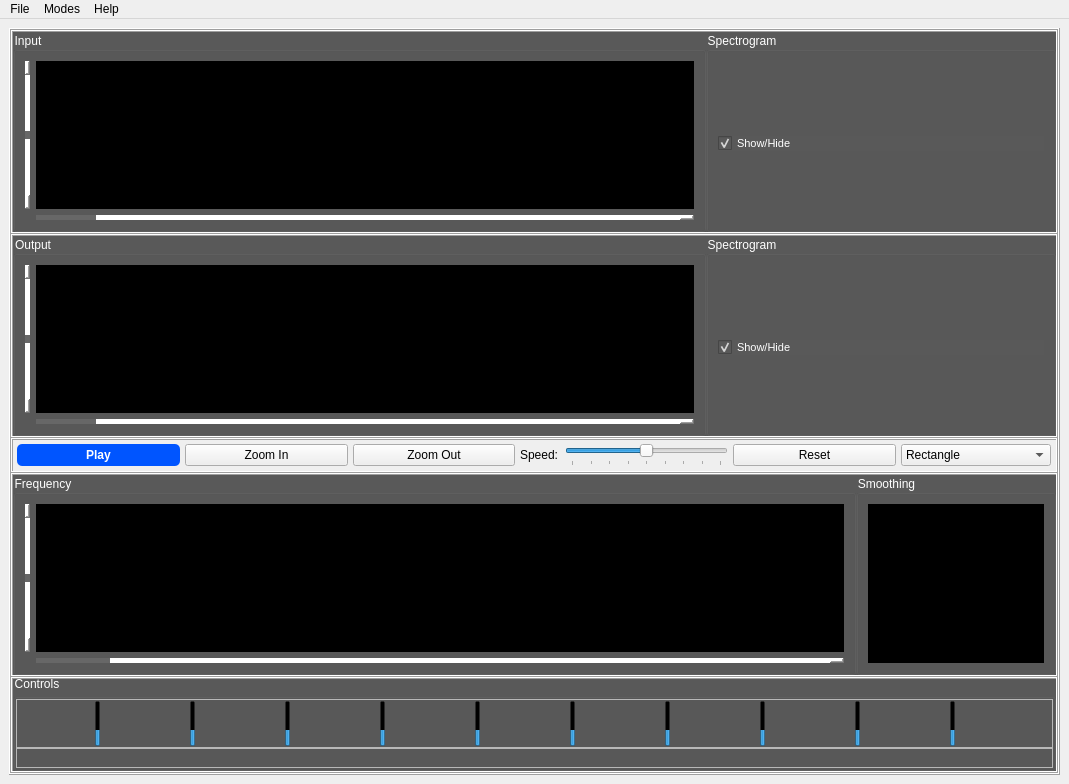
This is task3.ui in OmarAtef0/Signal-Equalizer as Qt 5 draws it before an edit. The edited form follows.
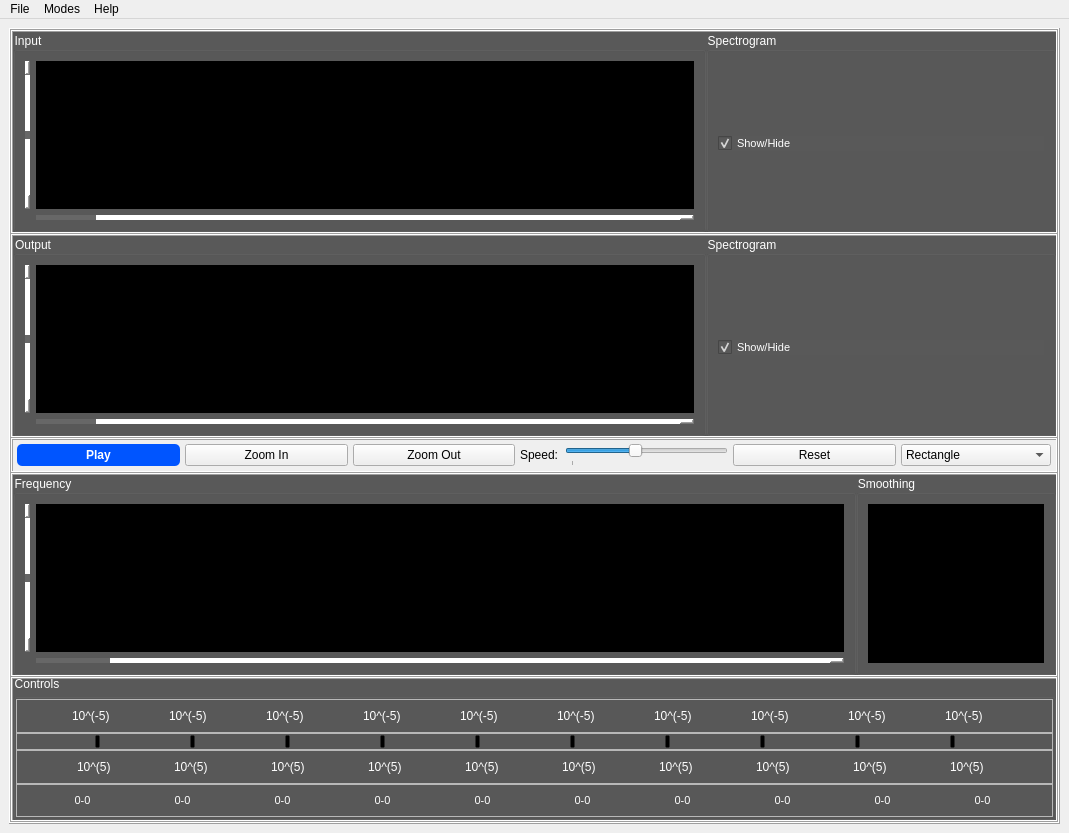
This is the edited form. Custom widgets are drawn as their Qt base class.

Commit message: Sliders & Labels

What changed in the file:
```diff
--- a/task3.ui
+++ b/task3.ui
@@ -7,7 +7,7 @@
     <x>0</x>
     <y>0</y>
     <width>1069</width>
-    <height>784</height>
+    <height>804</height>
    </rect>
   </property>
   <property name="windowTitle">
@@ -647,7 +647,7 @@
            </widget>
           </item>
           <item>
-           <widget class="QLabel" name="label_13">
+           <widget class="QLabel" name="label_131">
             <property name="sizePolicy">
              <sizepolicy hsizetype="Expanding" vsizetype="Expanding">
               <horstretch>0</horstretch>
@@ -691,6 +691,9 @@
               <height>16777215</height>
              </size>
             </property>
+            <property name="minimum">
+             <number>1</number>
+            </property>
             <property name="maximum">
              <number>8</number>
             </property>
@@ -1041,6 +1044,298 @@
              <property name="bottomMargin">
               <number>0</number>
              </property>
+             <item>
+              <widget class="QFrame" name="frame_5">
+               <property name="frameShape">
+                <enum>QFrame::StyledPanel</enum>
+               </property>
+               <property name="frameShadow">
+                <enum>QFrame::Raised</enum>
+               </property>
+               <layout class="QHBoxLayout" name="horizontalLayout_9">
+                <item>
+                 <widget class="QLabel" name="label_11">
+                  <property name="sizePolicy">
+                   <sizepolicy hsizetype="Expanding" vsizetype="Expanding">
+                    <horstretch>0</horstretch>
+                    <verstretch>0</verstretch>
+                   </sizepolicy>
+                  </property>
+                  <property name="minimumSize">
+                   <size>
+                    <width>0</width>
+                    <height>0</height>
+                   </size>
+                  </property>
+                  <property name="maximumSize">
+                   <size>
+                    <width>45</width>
+                    <height>16777215</height>
+                   </size>
+                  </property>
+                  <property name="styleSheet">
+                   <string notr="true">color: rgb(255, 255, 255);</string>
+                  </property>
+                  <property name="text">
+                   <string>10^(-5)</string>
+                  </property>
+                 </widget>
+                </item>
+                <item>
+                 <widget class="QLabel" name="label_12">
+                  <property name="sizePolicy">
+                   <sizepolicy hsizetype="Expanding" vsizetype="Expanding">
+                    <horstretch>0</horstretch>
+                    <verstretch>0</verstretch>
+                   </sizepolicy>
+                  </property>
+                  <property name="minimumSize">
+                   <size>
+                    <width>0</width>
+                    <height>0</height>
+                   </size>
+                  </property>
+                  <property name="maximumSize">
+                   <size>
+                    <width>45</width>
+                    <height>16777215</height>
+                   </size>
+                  </property>
+                  <property name="styleSheet">
+                   <string notr="true">color: rgb(255, 255, 255);</string>
+                  </property>
+                  <property name="text">
+                   <string>10^(-5)</string>
+                  </property>
+                 </widget>
+                </item>
+                <item>
+                 <widget class="QLabel" name="label_13">
+                  <property name="sizePolicy">
+                   <sizepolicy hsizetype="Expanding" vsizetype="Expanding">
+                    <horstretch>0</horstretch>
+                    <verstretch>0</verstretch>
+                   </sizepolicy>
+                  </property>
+                  <property name="minimumSize">
+                   <size>
+                    <width>0</width>
+                    <height>0</height>
+                   </size>
+                  </property>
+                  <property name="maximumSize">
+                   <size>
+                    <width>45</width>
+                    <height>16777215</height>
+                   </size>
+                  </property>
+                  <property name="styleSheet">
+                   <string notr="true">color: rgb(255, 255, 255);</string>
+                  </property>
+                  <property name="text">
+                   <string>10^(-5)</string>
+                  </property>
+                 </widget>
+                </item>
+                <item>
+                 <widget class="QLabel" name="label_14">
+                  <property name="sizePolicy">
+                   <sizepolicy hsizetype="Expanding" vsizetype="Expanding">
+                    <horstretch>0</horstretch>
+                    <verstretch>0</verstretch>
+                   </sizepolicy>
+                  </property>
+                  <property name="minimumSize">
+                   <size>
+                    <width>0</width>
+                    <height>0</height>
+                   </size>
+                  </property>
+                  <property name="maximumSize">
+                   <size>
+                    <width>45</width>
+                    <height>16777215</height>
+                   </size>
+                  </property>
+                  <property name="styleSheet">
+                   <string notr="true">color: rgb(255, 255, 255);</string>
+                  </property>
+                  <property name="text">
+                   <string>10^(-5)</string>
+                  </property>
+                 </widget>
+                </item>
+                <item>
+                 <widget class="QLabel" name="label_15">
+                  <property name="sizePolicy">
+                   <sizepolicy hsizetype="Expanding" vsizetype="Expanding">
+                    <horstretch>0</horstretch>
+                    <verstretch>0</verstretch>
+                   </sizepolicy>
+                  </property>
+                  <property name="minimumSize">
+                   <size>
+                    <width>0</width>
+                    <height>0</height>
+                   </size>
+                  </property>
+                  <property name="maximumSize">
+                   <size>
+                    <width>45</width>
+                    <height>16777215</height>
+                   </size>
+                  </property>
+                  <property name="styleSheet">
+                   <string notr="true">color: rgb(255, 255, 255);</string>
+                  </property>
+                  <property name="text">
+                   <string>10^(-5)</string>
+                  </property>
+                 </widget>
+                </item>
+                <item>
+                 <widget class="QLabel" name="label_16">
+                  <property name="sizePolicy">
+                   <sizepolicy hsizetype="Expanding" vsizetype="Expanding">
+                    <horstretch>0</horstretch>
+                    <verstretch>0</verstretch>
+                   </sizepolicy>
+                  </property>
+                  <property name="minimumSize">
+                   <size>
+                    <width>0</width>
+                    <height>0</height>
+                   </size>
+                  </property>
+                  <property name="maximumSize">
+                   <size>
+                    <width>45</width>
+                    <height>16777215</height>
+                   </size>
+                  </property>
+                  <property name="styleSheet">
+                   <string notr="true">color: rgb(255, 255, 255);</string>
+                  </property>
+                  <property name="text">
+                   <string>10^(-5)</string>
+                  </property>
+                 </widget>
+                </item>
+                <item>
+                 <widget class="QLabel" name="label_17">
+                  <property name="sizePolicy">
+                   <sizepolicy hsizetype="Expanding" vsizetype="Expanding">
+                    <horstretch>0</horstretch>
+                    <verstretch>0</verstretch>
+                   </sizepolicy>
+                  </property>
+                  <property name="minimumSize">
+                   <size>
+                    <width>0</width>
+                    <height>0</height>
+                   </size>
+                  </property>
+                  <property name="maximumSize">
+                   <size>
+                    <width>45</width>
+                    <height>16777215</height>
+                   </size>
+                  </property>
+                  <property name="styleSheet">
+                   <string notr="true">color: rgb(255, 255, 255);</string>
+                  </property>
+                  <property name="text">
+                   <string>10^(-5)</string>
+                  </property>
+                 </widget>
+                </item>
+                <item>
+                 <widget class="QLabel" name="label_18">
+                  <property name="sizePolicy">
+                   <sizepolicy hsizetype="Expanding" vsizetype="Expanding">
+                    <horstretch>0</horstretch>
+                    <verstretch>0</verstretch>
+                   </sizepolicy>
+                  </property>
+                  <property name="minimumSize">
+                   <size>
+                    <width>0</width>
+                    <height>0</height>
+                   </size>
+                  </property>
+                  <property name="maximumSize">
+                   <size>
+                    <width>45</width>
+                    <height>16777215</height>
+                   </size>
+                  </property>
+                  <property name="styleSheet">
+                   <string notr="true">color: rgb(255, 255, 255);</string>
+                  </property>
+                  <property name="text">
+                   <string>10^(-5)</string>
+                  </property>
+                 </widget>
+                </item>
+                <item>
+                 <widget class="QLabel" name="label_19">
+                  <property name="sizePolicy">
+                   <sizepolicy hsizetype="Expanding" vsizetype="Expanding">
+                    <horstretch>0</horstretch>
+                    <verstretch>0</verstretch>
+                   </sizepolicy>
+                  </property>
+                  <property name="minimumSize">
+                   <size>
+                    <width>0</width>
+                    <height>0</height>
+                   </size>
+                  </property>
+                  <property name="maximumSize">
+                   <size>
+                    <width>45</width>
+                    <height>16777215</height>
+                   </size>
+                  </property>
+                  <property name="styleSheet">
+                   <string notr="true">color: rgb(255, 255, 255);</string>
+                  </property>
+                  <property name="text">
+                   <string>10^(-5)</string>
+                  </property>
+                 </widget>
+                </item>
+                <item>
+                 <widget class="QLabel" name="label_20">
+                  <property name="sizePolicy">
+                   <sizepolicy hsizetype="Expanding" vsizetype="Expanding">
+                    <horstretch>0</horstretch>
+                    <verstretch>0</verstretch>
+                   </sizepolicy>
+                  </property>
+                  <property name="minimumSize">
+                   <size>
+                    <width>0</width>
+                    <height>0</height>
+                   </size>
+                  </property>
+                  <property name="maximumSize">
+                   <size>
+                    <width>45</width>
+                    <height>16777215</height>
+                   </size>
+                  </property>
+                  <property name="styleSheet">
+                   <string notr="true">color: rgb(255, 255, 255);</string>
+                  </property>
+                  <property name="text">
+                   <string>10^(-5)</string>
+                  </property>
+                 </widget>
+                </item>
+               </layout>
+              </widget>
+             </item>
              <item>
               <widget class="QFrame" name="frame_4">
                <property name="frameShape">
@@ -1575,7 +1870,660 @@
                <property name="frameShadow">
                 <enum>QFrame::Raised</enum>
                </property>
-               <layout class="QHBoxLayout" name="horizontalLayout_5"/>
+               <layout class="QHBoxLayout" name="horizontalLayout_5">
+                <item>
+                 <widget class="QLabel" name="label_1">
+                  <property name="sizePolicy">
+                   <sizepolicy hsizetype="Expanding" vsizetype="Expanding">
+                    <horstretch>0</horstretch>
+                    <verstretch>0</verstretch>
+                   </sizepolicy>
+                  </property>
+                  <property name="minimumSize">
+                   <size>
+                    <width>0</width>
+                    <height>0</height>
+                   </size>
+                  </property>
+                  <property name="maximumSize">
+                   <size>
+                    <width>40</width>
+                    <height>16777215</height>
+                   </size>
+                  </property>
+                  <property name="styleSheet">
+                   <string notr="true">color: rgb(255, 255, 255);</string>
+                  </property>
+                  <property name="text">
+                   <string>10^(5)</string>
+                  </property>
+                 </widget>
+                </item>
+                <item>
+                 <widget class="QLabel" name="label_2">
+                  <property name="sizePolicy">
+                   <sizepolicy hsizetype="Expanding" vsizetype="Expanding">
+                    <horstretch>0</horstretch>
+                    <verstretch>0</verstretch>
+                   </sizepolicy>
+                  </property>
+                  <property name="minimumSize">
+                   <size>
+                    <width>0</width>
+                    <height>0</height>
+                   </size>
+                  </property>
+                  <property name="maximumSize">
+                   <size>
+                    <width>40</width>
+                    <height>16777215</height>
+                   </size>
+                  </property>
+                  <property name="styleSheet">
+                   <string notr="true">color: rgb(255, 255, 255);</string>
+                  </property>
+                  <property name="text">
+                   <string>10^(5)</string>
+                  </property>
+                 </widget>
+                </item>
+                <item>
+                 <widget class="QLabel" name="label_3">
+                  <property name="sizePolicy">
+                   <sizepolicy hsizetype="Expanding" vsizetype="Expanding">
+                    <horstretch>0</horstretch>
+                    <verstretch>0</verstretch>
+                   </sizepolicy>
+                  </property>
+                  <property name="minimumSize">
+                   <size>
+                    <width>0</width>
+                    <height>0</height>
+                   </size>
+                  </property>
+                  <property name="maximumSize">
+                   <size>
+                    <width>40</width>
+                    <height>16777215</height>
+                   </size>
+                  </property>
+                  <property name="styleSheet">
+                   <string notr="true">color: rgb(255, 255, 255);</string>
+                  </property>
+                  <property name="text">
+                   <string>10^(5)</string>
+                  </property>
+                 </widget>
+                </item>
+                <item>
+                 <widget class="QLabel" name="label_4">
+                  <property name="sizePolicy">
+                   <sizepolicy hsizetype="Expanding" vsizetype="Expanding">
+                    <horstretch>0</horstretch>
+                    <verstretch>0</verstretch>
+                   </sizepolicy>
+                  </property>
+                  <property name="minimumSize">
+                   <size>
+                    <width>0</width>
+                    <height>0</height>
+                   </size>
+                  </property>
+                  <property name="maximumSize">
+                   <size>
+                    <width>40</width>
+                    <height>16777215</height>
+                   </size>
+                  </property>
+                  <property name="styleSheet">
+                   <string notr="true">color: rgb(255, 255, 255);</string>
+                  </property>
+                  <property name="text">
+                   <string>10^(5)</string>
+                  </property>
+                 </widget>
+                </item>
+                <item>
+                 <widget class="QLabel" name="label_5">
+                  <property name="sizePolicy">
+                   <sizepolicy hsizetype="Expanding" vsizetype="Expanding">
+                    <horstretch>0</horstretch>
+                    <verstretch>0</verstretch>
+                   </sizepolicy>
+                  </property>
+                  <property name="minimumSize">
+                   <size>
+                    <width>0</width>
+                    <height>0</height>
+                   </size>
+                  </property>
+                  <property name="maximumSize">
+                   <size>
+                    <width>40</width>
+                    <height>16777215</height>
+                   </size>
+                  </property>
+                  <property name="styleSheet">
+                   <string notr="true">color: rgb(255, 255, 255);</string>
+                  </property>
+                  <property name="text">
+                   <string>10^(5)</string>
+                  </property>
+                 </widget>
+                </item>
+                <item>
+                 <widget class="QLabel" name="label_6">
+                  <property name="sizePolicy">
+                   <sizepolicy hsizetype="Expanding" vsizetype="Expanding">
+                    <horstretch>0</horstretch>
+                    <verstretch>0</verstretch>
+                   </sizepolicy>
+                  </property>
+                  <property name="minimumSize">
+                   <size>
+                    <width>0</width>
+                    <height>0</height>
+                   </size>
+                  </property>
+                  <property name="maximumSize">
+                   <size>
+                    <width>40</width>
+                    <height>16777215</height>
+                   </size>
+                  </property>
+                  <property name="styleSheet">
+                   <string notr="true">color: rgb(255, 255, 255);</string>
+                  </property>
+                  <property name="text">
+                   <string>10^(5)</string>
+                  </property>
+                 </widget>
+                </item>
+                <item>
+                 <widget class="QLabel" name="label_7">
+                  <property name="sizePolicy">
+                   <sizepolicy hsizetype="Expanding" vsizetype="Expanding">
+                    <horstretch>0</horstretch>
+                    <verstretch>0</verstretch>
+                   </sizepolicy>
+                  </property>
+                  <property name="minimumSize">
+                   <size>
+                    <width>0</width>
+                    <height>0</height>
+                   </size>
+                  </property>
+                  <property name="maximumSize">
+                   <size>
+                    <width>40</width>
+                    <height>16777215</height>
+                   </size>
+                  </property>
+                  <property name="styleSheet">
+                   <string notr="true">color: rgb(255, 255, 255);</string>
+                  </property>
+                  <property name="text">
+                   <string>10^(5)</string>
+                  </property>
+                 </widget>
+                </item>
+                <item>
+                 <widget class="QLabel" name="label_8">
+                  <property name="sizePolicy">
+                   <sizepolicy hsizetype="Expanding" vsizetype="Expanding">
+                    <horstretch>0</horstretch>
+                    <verstretch>0</verstretch>
+                   </sizepolicy>
+                  </property>
+                  <property name="minimumSize">
+                   <size>
+                    <width>0</width>
+                    <height>0</height>
+                   </size>
+                  </property>
+                  <property name="maximumSize">
+                   <size>
+                    <width>40</width>
+                    <height>16777215</height>
+                   </size>
+                  </property>
+                  <property name="styleSheet">
+                   <string notr="true">color: rgb(255, 255, 255);</string>
+                  </property>
+                  <property name="text">
+                   <string>10^(5)</string>
+                  </property>
+                 </widget>
+                </item>
+                <item>
+                 <widget class="QLabel" name="label_9">
+                  <property name="sizePolicy">
+                   <sizepolicy hsizetype="Expanding" vsizetype="Expanding">
+                    <horstretch>0</horstretch>
+                    <verstretch>0</verstretch>
+                   </sizepolicy>
+                  </property>
+                  <property name="minimumSize">
+                   <size>
+                    <width>0</width>
+                    <height>0</height>
+                   </size>
+                  </property>
+                  <property name="maximumSize">
+                   <size>
+                    <width>40</width>
+                    <height>16777215</height>
+                   </size>
+                  </property>
+                  <property name="styleSheet">
+                   <string notr="true">color: rgb(255, 255, 255);</string>
+                  </property>
+                  <property name="text">
+                   <string>10^(5)</string>
+                  </property>
+                 </widget>
+                </item>
+                <item>
+                 <widget class="QLabel" name="label_10">
+                  <property name="sizePolicy">
+                   <sizepolicy hsizetype="Expanding" vsizetype="Expanding">
+                    <horstretch>0</horstretch>
+                    <verstretch>0</verstretch>
+                   </sizepolicy>
+                  </property>
+                  <property name="minimumSize">
+                   <size>
+                    <width>0</width>
+                    <height>0</height>
+                   </size>
+                  </property>
+                  <property name="maximumSize">
+                   <size>
+                    <width>40</width>
+                    <height>16777215</height>
+                   </size>
+                  </property>
+                  <property name="styleSheet">
+                   <string notr="true">color: rgb(255, 255, 255);</string>
+                  </property>
+                  <property name="text">
+                   <string>10^(5)</string>
+                  </property>
+                 </widget>
+                </item>
+               </layout>
+              </widget>
+             </item>
+             <item>
+              <widget class="QFrame" name="frame_6">
+               <property name="frameShape">
+                <enum>QFrame::StyledPanel</enum>
+               </property>
+               <property name="frameShadow">
+                <enum>QFrame::Raised</enum>
+               </property>
+               <layout class="QHBoxLayout" name="horizontalLayout_10">
+                <item>
+                 <widget class="QLabel" name="label_21">
+                  <property name="sizePolicy">
+                   <sizepolicy hsizetype="Expanding" vsizetype="Expanding">
+                    <horstretch>0</horstretch>
+                    <verstretch>0</verstretch>
+                   </sizepolicy>
+                  </property>
+                  <property name="minimumSize">
+                   <size>
+                    <width>0</width>
+                    <height>0</height>
+                   </size>
+                  </property>
+                  <property name="maximumSize">
+                   <size>
+                    <width>75</width>
+                    <height>16777215</height>
+                   </size>
+                  </property>
+                  <property name="font">
+                   <font>
+                    <pointsize>8</pointsize>
+                   </font>
+                  </property>
+                  <property name="styleSheet">
+                   <string notr="true">color: rgb(255, 255, 255);</string>
+                  </property>
+                  <property name="text">
+                   <string>0-0</string>
+                  </property>
+                  <property name="alignment">
+                   <set>Qt::AlignCenter</set>
+                  </property>
+                 </widget>
+                </item>
+                <item>
+                 <widget class="QLabel" name="label_22">
+                  <property name="sizePolicy">
+                   <sizepolicy hsizetype="Expanding" vsizetype="Expanding">
+                    <horstretch>0</horstretch>
+                    <verstretch>0</verstretch>
+                   </sizepolicy>
+                  </property>
+                  <property name="minimumSize">
+                   <size>
+                    <width>0</width>
+                    <height>0</height>
+                   </size>
+                  </property>
+                  <property name="maximumSize">
+                   <size>
+                    <width>75</width>
+                    <height>16777215</height>
+                   </size>
+                  </property>
+                  <property name="font">
+                   <font>
+                    <pointsize>8</pointsize>
+                   </font>
+                  </property>
+                  <property name="styleSheet">
+                   <string notr="true">color: rgb(255, 255, 255);</string>
+                  </property>
+                  <property name="text">
+                   <string>0-0</string>
+                  </property>
+                  <property name="alignment">
+                   <set>Qt::AlignCenter</set>
+                  </property>
+                 </widget>
+                </item>
+                <item>
+                 <widget class="QLabel" name="label_23">
+                  <property name="sizePolicy">
+                   <sizepolicy hsizetype="Expanding" vsizetype="Expanding">
+                    <horstretch>0</horstretch>
+                    <verstretch>0</verstretch>
+                   </sizepolicy>
+                  </property>
+                  <property name="minimumSize">
+                   <size>
+                    <width>0</width>
+                    <height>0</height>
+                   </size>
+                  </property>
+                  <property name="maximumSize">
+                   <size>
+                    <width>75</width>
+                    <height>16777215</height>
+                   </size>
+                  </property>
+                  <property name="font">
+                   <font>
+                    <pointsize>8</pointsize>
+                   </font>
+                  </property>
+                  <property name="styleSheet">
+                   <string notr="true">color: rgb(255, 255, 255);</string>
+                  </property>
+                  <property name="text">
+                   <string>0-0</string>
+                  </property>
+                  <property name="alignment">
+                   <set>Qt::AlignCenter</set>
+                  </property>
+                 </widget>
+                </item>
+                <item>
+                 <widget class="QLabel" name="label_24">
+                  <property name="sizePolicy">
+                   <sizepolicy hsizetype="Expanding" vsizetype="Expanding">
+                    <horstretch>0</horstretch>
+                    <verstretch>0</verstretch>
+                   </sizepolicy>
+                  </property>
+                  <property name="minimumSize">
+                   <size>
+                    <width>0</width>
+                    <height>0</height>
+                   </size>
+                  </property>
+                  <property name="maximumSize">
+                   <size>
+                    <width>75</width>
+                    <height>16777215</height>
+                   </size>
+                  </property>
+                  <property name="font">
+                   <font>
+                    <pointsize>8</pointsize>
+                   </font>
+                  </property>
+                  <property name="styleSheet">
+                   <string notr="true">color: rgb(255, 255, 255);</string>
+                  </property>
+                  <property name="text">
+                   <string>0-0</string>
+                  </property>
+                  <property name="alignment">
+                   <set>Qt::AlignCenter</set>
+                  </property>
+                 </widget>
+                </item>
+                <item>
+                 <widget class="QLabel" name="label_25">
+                  <property name="sizePolicy">
+                   <sizepolicy hsizetype="Expanding" vsizetype="Expanding">
+                    <horstretch>0</horstretch>
+                    <verstretch>0</verstretch>
+                   </sizepolicy>
+                  </property>
+                  <property name="minimumSize">
+                   <size>
+                    <width>0</width>
+                    <height>0</height>
+                   </size>
+                  </property>
+                  <property name="maximumSize">
+                   <size>
+                    <width>75</width>
+                    <height>16777215</height>
+                   </size>
+                  </property>
+                  <property name="font">
+                   <font>
+                    <pointsize>8</pointsize>
+                   </font>
+                  </property>
+                  <property name="styleSheet">
+                   <string notr="true">color: rgb(255, 255, 255);</string>
+                  </property>
+                  <property name="text">
+                   <string>0-0</string>
+                  </property>
+                  <property name="alignment">
+                   <set>Qt::AlignCenter</set>
+                  </property>
+                 </widget>
+                </item>
+                <item>
+                 <widget class="QLabel" name="label_26">
+                  <property name="sizePolicy">
+                   <sizepolicy hsizetype="Expanding" vsizetype="Expanding">
+                    <horstretch>0</horstretch>
+                    <verstretch>0</verstretch>
+                   </sizepolicy>
+                  </property>
+                  <property name="minimumSize">
+                   <size>
+                    <width>0</width>
+                    <height>0</height>
+                   </size>
+                  </property>
+                  <property name="maximumSize">
+                   <size>
+                    <width>75</width>
+                    <height>16777215</height>
+                   </size>
+                  </property>
+                  <property name="font">
+                   <font>
+                    <pointsize>8</pointsize>
+                   </font>
+                  </property>
+                  <property name="styleSheet">
+                   <string notr="true">color: rgb(255, 255, 255);</string>
+                  </property>
+                  <property name="text">
+                   <string>0-0</string>
+                  </property>
+                  <property name="alignment">
+                   <set>Qt::AlignCenter</set>
+                  </property>
+                 </widget>
+                </item>
+                <item>
+                 <widget class="QLabel" name="label_27">
+                  <property name="sizePolicy">
+                   <sizepolicy hsizetype="Expanding" vsizetype="Expanding">
+                    <horstretch>0</horstretch>
+                    <verstretch>0</verstretch>
+                   </sizepolicy>
+                  </property>
+                  <property name="minimumSize">
+                   <size>
+                    <width>0</width>
+                    <height>0</height>
+                   </size>
+                  </property>
+                  <property name="maximumSize">
+                   <size>
+                    <width>75</width>
+                    <height>16777215</height>
+                   </size>
+                  </property>
+                  <property name="font">
+                   <font>
+                    <pointsize>8</pointsize>
+                   </font>
+                  </property>
+                  <property name="styleSheet">
+                   <string notr="true">color: rgb(255, 255, 255);</string>
+                  </property>
+                  <property name="text">
+                   <string>0-0</string>
+                  </property>
+                  <property name="alignment">
+                   <set>Qt::AlignCenter</set>
+                  </property>
+                 </widget>
+                </item>
+                <item>
+                 <widget class="QLabel" name="label_28">
+                  <property name="sizePolicy">
+                   <sizepolicy hsizetype="Expanding" vsizetype="Expanding">
+                    <horstretch>0</horstretch>
+                    <verstretch>0</verstretch>
+                   </sizepolicy>
+                  </property>
+                  <property name="minimumSize">
+                   <size>
+                    <width>0</width>
+                    <height>0</height>
+                   </size>
+                  </property>
+                  <property name="maximumSize">
+                   <size>
+                    <width>75</width>
+                    <height>16777215</height>
+                   </size>
+                  </property>
+                  <property name="font">
+                   <font>
+                    <pointsize>8</pointsize>
+                   </font>
+                  </property>
+                  <property name="styleSheet">
+                   <string notr="true">color: rgb(255, 255, 255);</string>
+                  </property>
+                  <property name="text">
+                   <string>0-0</string>
+                  </property>
+                  <property name="alignment">
+                   <set>Qt::AlignCenter</set>
+                  </property>
+                 </widget>
+                </item>
+                <item>
+                 <widget class="QLabel" name="label_29">
+                  <property name="sizePolicy">
+                   <sizepolicy hsizetype="Expanding" vsizetype="Expanding">
+                    <horstretch>0</horstretch>
+                    <verstretch>0</verstretch>
+                   </sizepolicy>
+                  </property>
+                  <property name="minimumSize">
+                   <size>
+                    <width>0</width>
+                    <height>0</height>
+                   </size>
+                  </property>
+                  <property name="maximumSize">
+                   <size>
+                    <width>75</width>
+                    <height>16777215</height>
+                   </size>
+                  </property>
+                  <property name="font">
+                   <font>
+                    <pointsize>8</pointsize>
+                   </font>
+                  </property>
+                  <property name="styleSheet">
+                   <string notr="true">color: rgb(255, 255, 255);</string>
+                  </property>
+                  <property name="text">
+                   <string>0-0</string>
+                  </property>
+                  <property name="alignment">
+                   <set>Qt::AlignCenter</set>
+                  </property>
+                 </widget>
+                </item>
+                <item>
+                 <widget class="QLabel" name="label_30">
+                  <property name="sizePolicy">
+                   <sizepolicy hsizetype="Expanding" vsizetype="Expanding">
+                    <horstretch>0</horstretch>
+                    <verstretch>0</verstretch>
+                   </sizepolicy>
+                  </property>
+                  <property name="minimumSize">
+                   <size>
+                    <width>0</width>
+                    <height>0</height>
+                   </size>
+                  </property>
+                  <property name="maximumSize">
+                   <size>
+                    <width>75</width>
+                    <height>16777215</height>
+                   </size>
+                  </property>
+                  <property name="font">
+                   <font>
+                    <pointsize>8</pointsize>
+                   </font>
+                  </property>
+                  <property name="styleSheet">
+                   <string notr="true">color: rgb(255, 255, 255);</string>
+                  </property>
+                  <property name="text">
+                   <string>0-0</string>
+                  </property>
+                  <property name="alignment">
+                   <set>Qt::AlignCenter</set>
+                  </property>
+                 </widget>
+                </item>
+               </layout>
               </widget>
              </item>
             </layout>
```
The commit also changes 9 other files.
